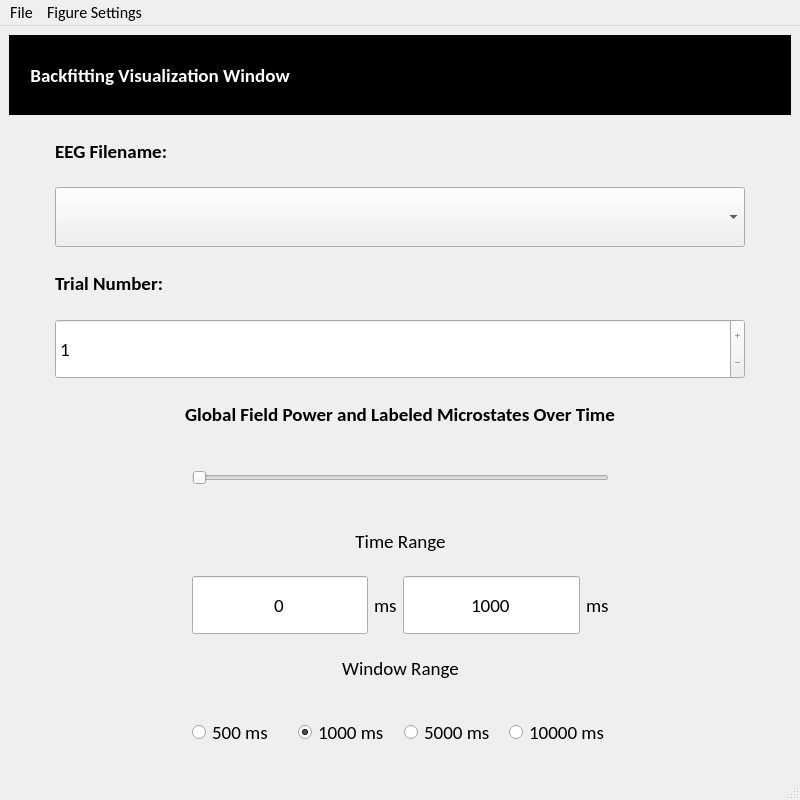
Before: the Qt Designer form EEG_COMET/ui/BackfittingVisualizationWindow.ui in eeg-comet/eeg-comet, drawn with Qt 5.
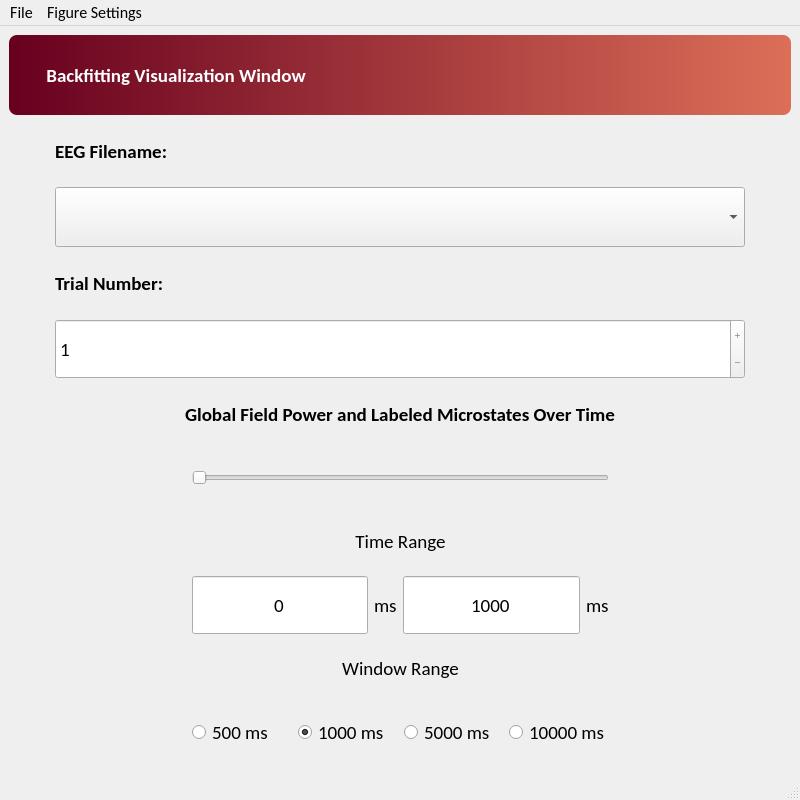
After: the same form once the commit is applied.

The edit to the form file:
```diff
--- a/EEG_COMET/ui/BackfittingVisualizationWindow.ui
+++ b/EEG_COMET/ui/BackfittingVisualizationWindow.ui
@@ -168,13 +168,14 @@
         </property>
         <property name="font">
          <font>
+          <family>Calibri</family>
+          <pointsize>14</pointsize>
           <weight>75</weight>
           <bold>true</bold>
          </font>
         </property>
         <property name="styleSheet">
-         <string notr="true">color: rgb(255, 255, 255);
-background-color: rgb(0, 0, 0);</string>
+         <string notr="true">color: white; background: qlineargradient(x1:0, y1:0, x2:1, y2:0, stop:0 #67001F, stop:1 #DD6F58); border-radius: 8px; padding-left: 12px;</string>
         </property>
         <property name="text">
          <string>     Backfitting Visualization Window</string>
```
